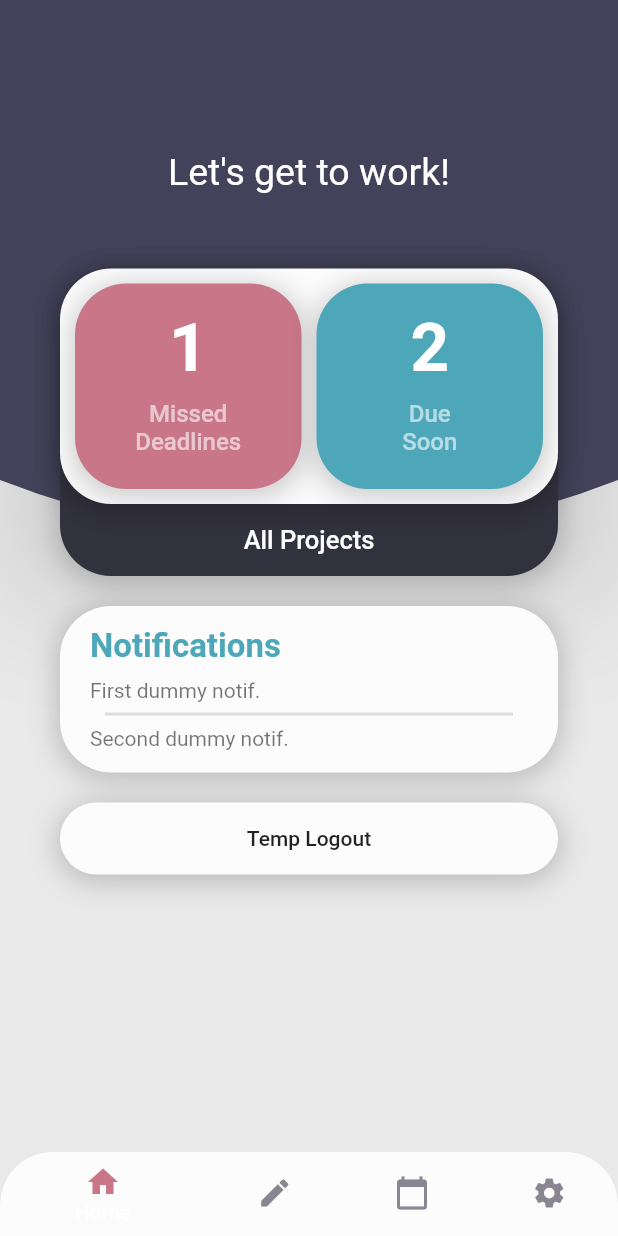
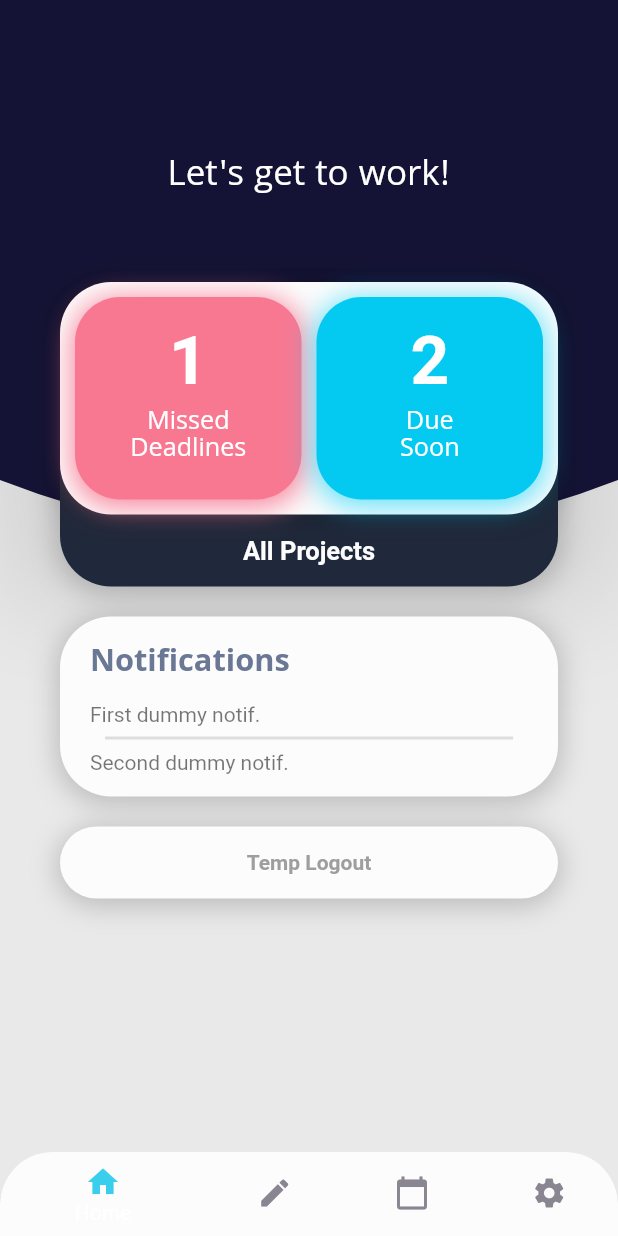
Before and after one commit to bdasgupta02/workly, a Flutter app: the screen it shows once a user with an empty profile is signed in, on a phone screen of 412 x 824 dp. Run offline on Flutter 3.47's test engine with Material 2 defaults, Android fonts, the phone set to English and light mode, and no system bars; our stand-ins replace firebase_auth; accounts and stored records are empty.

Commit message:
Edited UI of several screens and trimmed email input strings

```diff
--- a/workly/lib/resuable_widgets/clipped_header_bg.dart
+++ b/workly/lib/resuable_widgets/clipped_header_bg.dart
@@ -15,8 +15,8 @@ class ClippedHeader extends StatelessWidget {
               begin: Alignment.topRight,
               end: Alignment.bottomLeft,
               colors: [
-                Color(0xFF43425A),
-                Color(0xFF43425A),
+                Color(0xFF141336),
+                Color(0xFF141336),
               ],
             ),
           ),
--- a/workly/lib/screens/home.dart
+++ b/workly/lib/screens/home.dart
@@ -43,6 +43,8 @@ class _HomeState extends State<Home> {
                     color: Colors.white,
                     fontSize: 25,
                     fontFamily: 'Khula',
+                    height: 1.5,
+                    fontWeight: FontWeight.w400,
                   ),
                 ),
               ),
@@ -56,7 +58,7 @@ class _HomeState extends State<Home> {
                 alignment: Alignment.topCenter,
                 margin: EdgeInsets.only(left: 40, right: 40),
                 decoration: BoxDecoration(
-                  color: Color(0xFF32313E),
+                  color: Color(0xFF20293B),
                   borderRadius: BorderRadius.all(Radius.circular(34)),
                   boxShadow: [
                     BoxShadow(
@@ -76,6 +78,8 @@ class _HomeState extends State<Home> {
                         style: TextStyle(
                           color: Color(0xFFFCFCFC),
                           fontSize: 17,
+                          fontFamily: 'Roboto',
+                          fontWeight: FontWeight.w600,
                         ),
                       ),
                       onPressed: () {
@@ -90,18 +94,30 @@ class _HomeState extends State<Home> {
                 padding: EdgeInsets.only(bottom: 20),
               ),
               BackBoxNotifs(),
-              Padding(padding: EdgeInsets.only(top:20),),
+              Padding(
+                padding: EdgeInsets.only(top: 20),
+              ),
               Container(
                 child: (FlatButton(
                   onPressed: () {
-                    _signOut();//[Action] Here's the temporary button.
+                    _signOut(); //[Action] Here's the temporary button.
                   },
-                  child: Text('Temp Logout'),
+                  child: Text(
+                    'Temp Logout',
+                    style: TextStyle(
+                      color: Colors.grey,
+                      fontFamily: 'Roboto',
+                      fontWeight: FontWeight.w600,
+                    ),
+                  ),
                   shape: RoundedRectangleBorder(
                     borderRadius: BorderRadius.circular(34.0),
                   ),
                 )),
-                margin: EdgeInsets.only(left:40, right:40,),
+                margin: EdgeInsets.only(
+                  left: 40,
+                  right: 40,
+                ),
                 decoration: BoxDecoration(
                   color: Color(0xFFFCFCFC),
                   borderRadius: BorderRadius.all(Radius.circular(34)),
@@ -180,7 +196,11 @@ class _BackBoxNotifsState extends State<BackBoxNotifs> {
         child: Text(
           notifList[i],
           textAlign: TextAlign.start,
-          style: TextStyle(color: Colors.black54),
+          style: TextStyle(
+            color: Colors.black54,
+            fontFamily: 'Roboto',
+            fontWeight: FontWeight.w400,
+          ),
         ),
       ));
     }
@@ -221,7 +241,8 @@ class _BackBoxNotifsState extends State<BackBoxNotifs> {
               style: TextStyle(
                 fontSize: 22,
                 fontWeight: FontWeight.w600,
-                color: Color(0xFF4DA7B9),
+                color: Color(0xFF6A7795),
+                fontFamily: 'Khula',
               ),
             ),
           ),
@@ -264,7 +285,7 @@ class BackBoxButtons extends StatelessWidget {
                   navState.customPage(1);
                 },
                 shape: RoundedRectangleBorder(
-                  borderRadius: BorderRadius.circular(34.0),
+                  borderRadius: BorderRadius.circular(30),
                 ),
                 child: Column(
                   children: <Widget>[
@@ -286,8 +307,11 @@ class BackBoxButtons extends StatelessWidget {
                         'Missed \nDeadlines',
                         textAlign: TextAlign.center,
                         style: TextStyle(
-                          color: Colors.white60,
-                          fontSize: 16,
+                          color: Colors.white,
+                          fontSize: 18,
+                          fontFamily: 'Khula',
+                          height: 1,
+                          fontWeight: FontWeight.w400,
                         ),
                       ),
                     ),
@@ -295,11 +319,11 @@ class BackBoxButtons extends StatelessWidget {
                 ),
               ),
               decoration: BoxDecoration(
-                color: Color(0xFFC97788),
-                borderRadius: BorderRadius.all(Radius.circular(34)),
+                color: Color(0xFFF87892),
+                borderRadius: BorderRadius.all(Radius.circular(30)),
                 boxShadow: [
                   BoxShadow(
-                    color: Colors.black.withOpacity(0.2),
+                    color: Color(0xFFF87892).withOpacity(0.9),
                     spreadRadius: 2,
                     blurRadius: 15,
                     offset: Offset(0, 3),
@@ -317,7 +341,7 @@ class BackBoxButtons extends StatelessWidget {
                   navState.customPage(1);
                 },
                 shape: RoundedRectangleBorder(
-                  borderRadius: BorderRadius.circular(34.0),
+                  borderRadius: BorderRadius.circular(30),
                 ),
                 child: Column(
                   children: <Widget>[
@@ -339,8 +363,11 @@ class BackBoxButtons extends StatelessWidget {
                         'Due \nSoon',
                         textAlign: TextAlign.center,
                         style: TextStyle(
-                          color: Colors.white60,
-                          fontSize: 16,
+                          color: Colors.white,
+                          fontSize: 18,
+                          fontFamily: 'Khula',
+                          height: 1,
+                          fontWeight: FontWeight.w400,
                         ),
                       ),
                     ),
@@ -348,11 +375,11 @@ class BackBoxButtons extends StatelessWidget {
                 ),
               ),
               decoration: BoxDecoration(
-                color: Color(0xFF4DA7B9),
-                borderRadius: BorderRadius.all(Radius.circular(34)),
+                color: Color(0xFF04C9F1),
+                borderRadius: BorderRadius.all(Radius.circular(30)),
                 boxShadow: [
                   BoxShadow(
-                    color: Colors.black.withOpacity(0.2),
+                    color: Color(0xFF00CFF8).withOpacity(0.6),
                     spreadRadius: 2,
                     blurRadius: 15,
                     offset: Offset(0, 3),
--- a/workly/lib/wrappers/navbar_wrapper.dart
+++ b/workly/lib/wrappers/navbar_wrapper.dart
@@ -22,7 +22,7 @@ class _NavbarWrapperState extends State<NavbarWrapper> {
   static int _selectedPage = 0;
   var _pageController = PageController(initialPage: _selectedPage);
   static AuthBase authentication;
-  final _pageOptions = [
+  static final _pageOptions = [
     Home(auth: authentication),
     Calendar(),
     Calendar(),
@@ -52,6 +52,7 @@ class _NavbarWrapperState extends State<NavbarWrapper> {
       bottomNavigationBar: ClipRRect(
         borderRadius: BorderRadius.only(topLeft: Radius.circular(35), topRight: Radius.circular(35)),
         child: BottomNavigationBar(
+          type: BottomNavigationBarType.shifting,
           currentIndex: _selectedPage,
           onTap: (int index) {
             setState(() {
@@ -63,26 +64,26 @@ class _NavbarWrapperState extends State<NavbarWrapper> {
             BottomNavigationBarItem(
               backgroundColor: Color(0xFFFCFCFC),
               icon: Icon(Icons.home, color: Color(0xFF898691),),
-              activeIcon: Icon(Icons.home, color: Color(0xFFC97788),),
-              title: Text('Home', style: TextStyle(color: Color(0xFF898691), fontSize: 15)),
+              activeIcon: Icon(Icons.home, color: Color(0xFF39CEEB),),
+              title: Text('Home', style: TextStyle(color: Color(0xFF009FBE), fontSize: 15, fontFamily: 'Khula', height: 1.2,)),
             ),
             BottomNavigationBarItem(
               backgroundColor: Color(0xFFFCFCFC),
               icon: Icon(Icons.edit, color: Color(0xFF898691),),
-              activeIcon: Icon(Icons.edit, color: Color(0xFFC97788),),
-              title: Text('Projects', style: TextStyle(color: Color(0xFF898691), fontSize: 15)),
+              activeIcon: Icon(Icons.edit, color: Color(0xFF39CEEB),),
+              title: Text('Projects', style: TextStyle(color: Color(0xFF009FBE), fontSize: 15, fontFamily: 'Khula', height: 1.2,)),
             ),
             BottomNavigationBarItem(
               backgroundColor: Color(0xFFFCFCFC),
               icon: Icon(Icons.calendar_today, color: Color(0xFF898691),),
-              activeIcon: Icon(Icons.calendar_today, color: Color(0xFFC97788),),
-              title: Text('Calendar', style: TextStyle(color: Color(0xFF898691), fontSize: 15)),
+              activeIcon: Icon(Icons.calendar_today, color: Color(0xFF39CEEB),),
+              title: Text('Calendar', style: TextStyle(color: Color(0xFF009FBE), fontSize: 15, fontFamily: 'Khula', height: 1.2,)),
             ),
             BottomNavigationBarItem(
               backgroundColor: Color(0xFFFCFCFC),
               icon: Icon(Icons.settings, color: Color(0xFF898691),),
-              activeIcon: Icon(Icons.settings, color: Color(0xFFC97788),),
-              title: Text('Settings', style: TextStyle(color: Color(0xFF898691), fontSize: 15)),
+              activeIcon: Icon(Icons.settings, color: Color(0xFF39CEEB),),
+              title: Text('Settings', style: TextStyle(color: Color(0xFF009FBE), fontSize: 15, fontFamily: 'Khula', height: 1.2,)),
             ),
           ],
         ),
```
Also changed, not shown: workly/lib/screens/email_login_page.dart (+33 -9 lines), workly/lib/screens/sign_in_page.dart (+35 -14 lines), workly/pubspec.yaml (+18 -0 lines), workly/fonts/Roboto-Bold.ttf (added), workly/fonts/Roboto-Medium.ttf (added), workly/fonts/Roboto-Regular.ttf (added).
